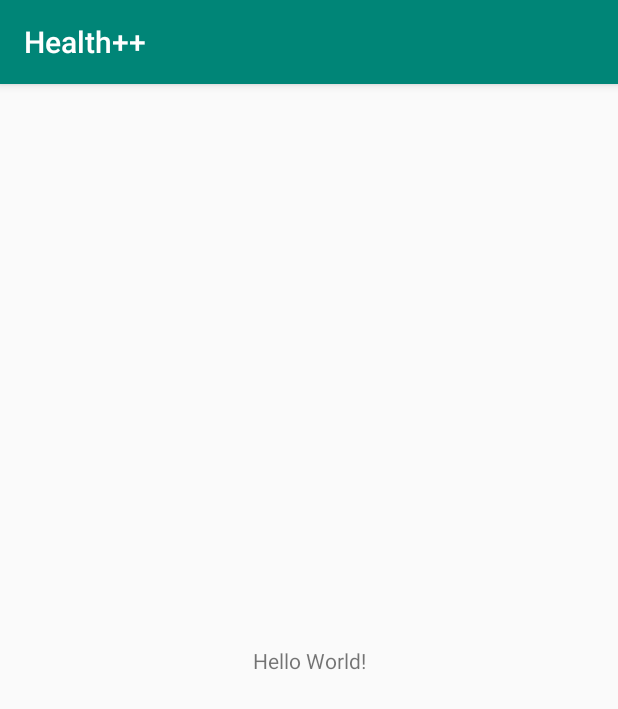
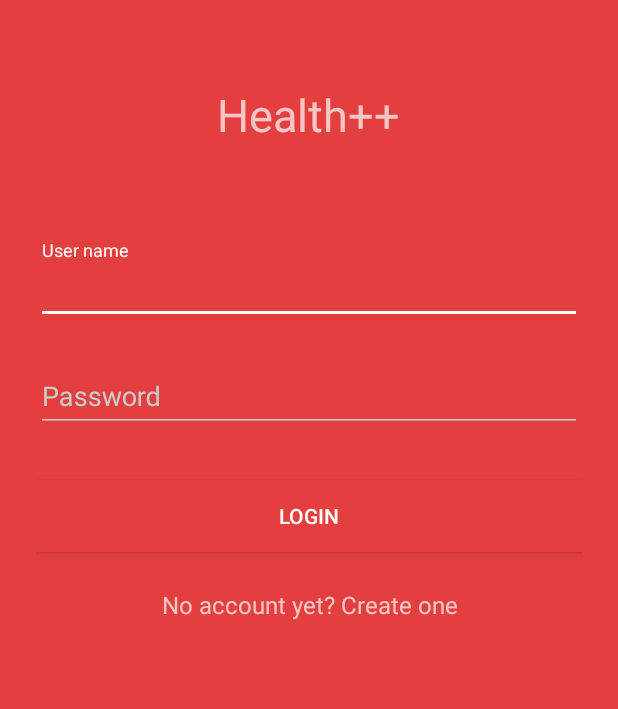
Before and after one commit to KhaledAlramam/HealthPlusPlus, an Android app: the screen it shows after launch (MainActivity before the commit, LoginActivity after it), on a phone screen of 412 x 824 dp. Shown: the top 709 px of the screen. Run offline under Robolectric (Android 15) with nearby library versions, the phone set to English and light mode, and no system bars; our stand-ins replace ButterKnife.

Commit message:
Finished login and signup flow

```diff
--- a/app/build.gradle
+++ b/app/build.gradle
@@ -22,6 +22,11 @@ dependencies {
     implementation fileTree(dir: 'libs', include: ['*.jar'])
     implementation 'com.android.support:appcompat-v7:28.0.0'
     implementation 'com.android.support.constraint:constraint-layout:1.1.3'
+    implementation 'com.jakewharton:butterknife:9.0.0-rc1'
+    annotationProcessor 'com.jakewharton:butterknife-compiler:9.0.0-rc1'
+    implementation 'com.squareup.retrofit2:converter-gson:2.4.0'
+    implementation 'com.squareup.retrofit2:retrofit:2.4.0'
+    implementation 'com.android.support:design:28.0.0'
     testImplementation 'junit:junit:4.12'
     androidTestImplementation 'com.android.support.test:runner:1.0.2'
     androidTestImplementation 'com.android.support.test.espresso:espresso-core:3.0.2'
--- /dev/null
+++ b/app/src/main/java/com/android/chucky/health/model/DataService.java
@@ -0,0 +1,14 @@
+package com.android.chucky.health.model;
+
+import retrofit2.Call;
+import retrofit2.http.Body;
+import retrofit2.http.POST;
+
+public interface DataService {
+
+    @POST("/auth/register/")
+    Call<User> signUp(@Body User user);
+
+    @POST("/auth/jwt-api-token/")
+    Call<User> login(@Body User user);
+}
--- /dev/null
+++ b/app/src/main/res/layout/activity_login.xml
@@ -0,0 +1,70 @@
+<?xml version="1.0" encoding="utf-8"?>
+<ScrollView xmlns:android="http://schemas.android.com/apk/res/android"
+    android:layout_width="fill_parent"
+    android:layout_height="fill_parent"
+    android:fitsSystemWindows="true">
+
+    <LinearLayout
+        android:orientation="vertical"
+        android:layout_width="match_parent"
+        android:layout_height="wrap_content"
+        android:paddingTop="56dp"
+        android:paddingLeft="24dp"
+        android:paddingRight="24dp">
+
+        <TextView
+            android:text="@string/app_name"
+            android:textSize="30sp"
+            android:layout_width="wrap_content"
+            android:layout_height="72dp"
+            android:layout_marginBottom="24dp"
+            android:layout_gravity="center_horizontal" />
+
+
+        <!-- Email Label -->
+        <android.support.design.widget.TextInputLayout
+            android:layout_width="match_parent"
+            android:layout_height="wrap_content"
+            android:layout_marginTop="8dp"
+            android:layout_marginBottom="8dp">
+            <EditText android:id="@+id/input_email"
+                android:layout_width="match_parent"
+                android:layout_height="wrap_content"
+                android:inputType="text"
+                android:hint="User name" />
+        </android.support.design.widget.TextInputLayout>
+
+        <!-- Password Label -->
+        <android.support.design.widget.TextInputLayout
+            android:layout_width="match_parent"
+            android:layout_height="wrap_content"
+            android:layout_marginTop="8dp"
+            android:layout_marginBottom="8dp">
+            <EditText android:id="@+id/input_password"
+                android:layout_width="match_parent"
+                android:layout_height="wrap_content"
+                android:inputType="textPassword"
+                android:hint="Password"/>
+        </android.support.design.widget.TextInputLayout>
+
+        <android.support.v7.widget.AppCompatButton
+            android:background="@color/colorPrimary"
+            android:textColor="@color/white"
+            android:id="@+id/btn_login"
+            android:layout_width="fill_parent"
+            android:layout_height="wrap_content"
+            android:layout_marginTop="24dp"
+            android:layout_marginBottom="24dp"
+            android:padding="12dp"
+            android:text="Login"/>
+
+        <TextView android:id="@+id/link_signup"
+            android:layout_width="fill_parent"
+            android:layout_height="wrap_content"
+            android:layout_marginBottom="24dp"
+            android:text="No account yet? Create one"
+            android:gravity="center"
+            android:textSize="16dip"/>
+
+    </LinearLayout>
+</ScrollView>
--- a/app/src/main/res/layout/activity_main.xml
+++ b/app/src/main/res/layout/activity_main.xml
@@ -1,18 +1,10 @@
 <?xml version="1.0" encoding="utf-8"?>
-<android.support.constraint.ConstraintLayout xmlns:android="http://schemas.android.com/apk/res/android"
+<RelativeLayout xmlns:android="http://schemas.android.com/apk/res/android"
     xmlns:app="http://schemas.android.com/apk/res-auto"
     xmlns:tools="http://schemas.android.com/tools"
     android:layout_width="match_parent"
     android:layout_height="match_parent"
-    tools:context=".MainActivity">
+    tools:context=".LoginRegister">
 
-    <TextView
-        android:layout_width="wrap_content"
-        android:layout_height="wrap_content"
-        android:text="Hello World!"
-        app:layout_constraintBottom_toBottomOf="parent"
-        app:layout_constraintLeft_toLeftOf="parent"
-        app:layout_constraintRight_toRightOf="parent"
-        app:layout_constraintTop_toTopOf="parent" />
 
-</android.support.constraint.ConstraintLayout>
+</RelativeLayout>
--- a/app/src/main/res/values/colors.xml
+++ b/app/src/main/res/values/colors.xml
@@ -1,6 +1,19 @@
 <?xml version="1.0" encoding="utf-8"?>
 <resources>
-    <color name="colorPrimary">#008577</color>
-    <color name="colorPrimaryDark">#00574B</color>
+    <color name="colorPrimary">#E43F3F</color>
+    <color name="colorPrimaryDark">#E12929</color>
+    <color name="colorPrimaryDarker">#CC1D1D</color>
     <color name="colorAccent">#D81B60</color>
+
+
+    <color name="white">#FFFFFF</color>
+    <color name="black">#000000</color>
+    <color name="jet">#222222</color>
+    <color name="oil">#333333</color>
+    <color name="monsoon">#777777</color>
+    <color name="jumbo">#888888</color>
+    <color name="aluminum">#999999</color>
+    <color name="base">#AAAAAA</color>
+    <color name="iron">#CCCCCC</color>
+
 </resources>
--- a/app/src/main/res/values/styles.xml
+++ b/app/src/main/res/values/styles.xml
@@ -1,4 +1,4 @@
-<resources>
+<resources xmlns:tools="http://schemas.android.com/tools">
 
     <!-- Base application theme. -->
     <style name="AppTheme" parent="Theme.AppCompat.Light.DarkActionBar">
@@ -8,4 +8,28 @@
         <item name="colorAccent">@color/colorAccent</item>
     </style>
 
+    <style name="AppTheme.Dark" parent="Theme.AppCompat.NoActionBar">
+        <item name="colorPrimary">@color/colorPrimary</item>
+        <item name="colorPrimaryDark">@color/colorPrimaryDark</item>
+        <item name="colorAccent">@color/colorAccent</item>
+
+        <item name="android:windowBackground">@color/colorPrimary</item>
+
+        <item name="colorControlNormal">@color/iron</item>
+        <item name="colorControlActivated">@color/white</item>
+        <item name="colorControlHighlight">@color/white</item>
+        <item name="android:textColorHint">@color/iron</item>
+
+        <item name="colorButtonNormal">@color/colorPrimaryDark</item>
+        <item name="android:colorButtonNormal" tools:targetApi="lollipop">@color/colorPrimaryDark</item>
+    </style>
+
+    <style name="AppTheme.Dark.Dialog" parent="Theme.AppCompat.Dialog">
+        <item name="colorAccent">@color/white</item>
+        <item name="android:textColorPrimary">@color/iron</item>
+        <item name="android:background">@color/colorPrimary</item>
+    </style>
+
+
+
 </resources>
```
Also changed, not shown: app/src/main/AndroidManifest.xml (+7 -0 lines), app/src/main/java/com/android/chucky/health/LoginActivity.java (added, +169 -0 lines), app/src/main/java/com/android/chucky/health/MainActivity.java (+29 -0 lines), app/src/main/java/com/android/chucky/health/SignupActivity.java (added, +142 -0 lines), app/src/main/java/com/android/chucky/health/model/RetrofitInstance.java (added, +21 -0 lines), app/src/main/java/com/android/chucky/health/model/User.java (added, +50 -0 lines), app/src/main/res/layout/activity_signup.xml (added, +84 -0 lines), app/src/main/res/menu/main_menu.xml (added, +9 -0 lines).
